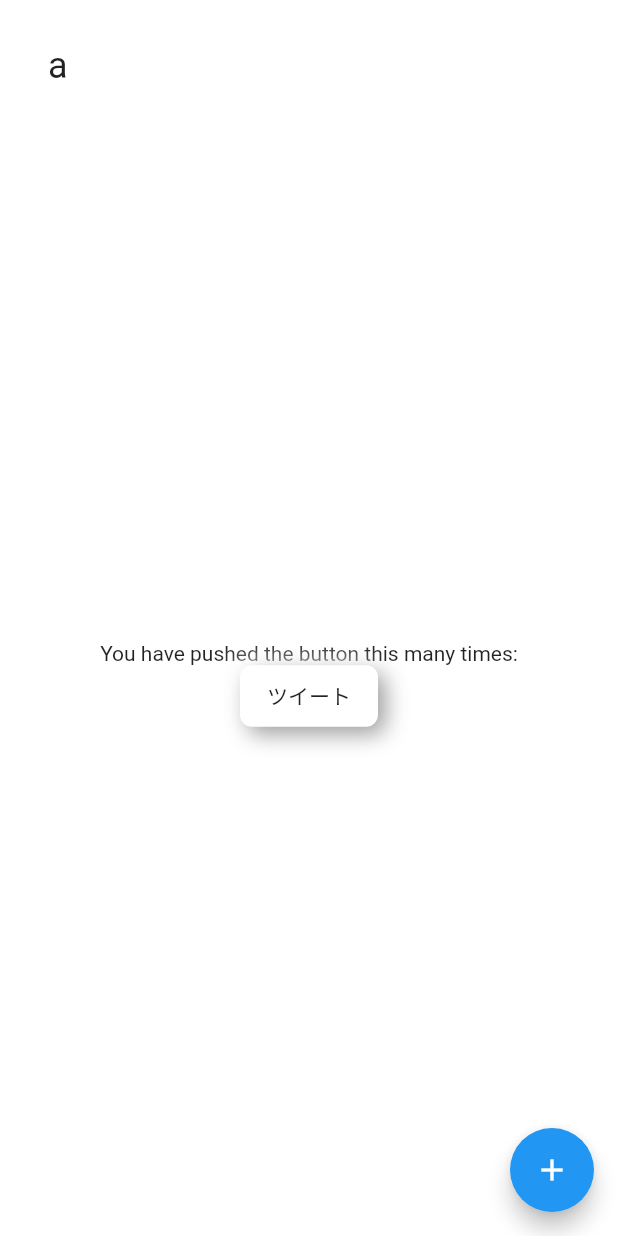
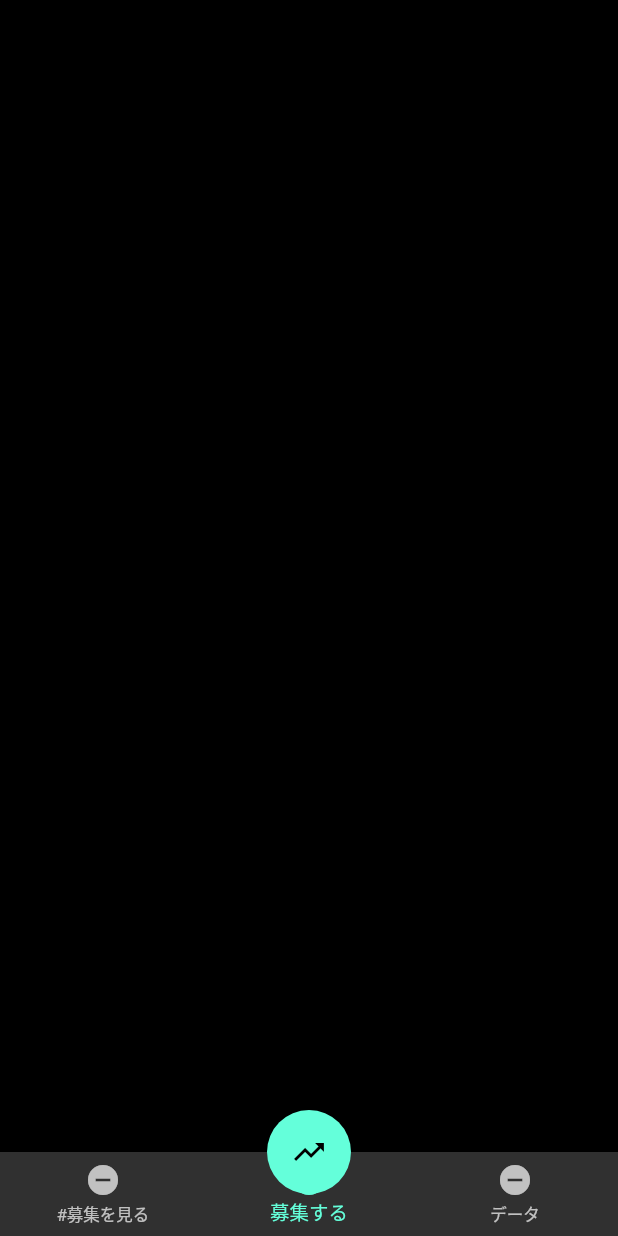
Before and after one commit to ioridev/sfv_lounge, a Flutter app: the screen it shows after launch, on a phone screen of 412 x 824 dp. Run offline on Flutter 3.47's test engine with Material 2 defaults, Android fonts, the light colour scheme and no system bars; drawn by our look-alikes of flutter_neumorphic.

Commit message:
画面遷移、ページ作成

```diff
--- a/lib/main.dart
+++ b/lib/main.dart
@@ -1,5 +1,5 @@
 import 'package:flutter/material.dart';
-import 'package:flutter_neumorphic/flutter_neumorphic.dart';
+import 'package:sfv_lounge/view/basepage.dart';
 
 void main() {
   runApp(MyApp());
@@ -8,61 +8,10 @@ void main() {
 class MyApp extends StatelessWidget {
   @override
   Widget build(BuildContext context) {
-    return NeumorphicApp(
+    return MaterialApp(
       title: 'Flutter Demo',
-      theme: NeumorphicThemeData(
-        baseColor: Color(0xFFFFFFFF),
-        lightSource: LightSource.topLeft,
-        depth: 10,
-      ),
-      darkTheme: NeumorphicThemeData(
-        baseColor: Color(0xFF3E3E3E),
-        lightSource: LightSource.topLeft,
-        depth: 6,
-      ),
-      home: MyHomePage(title: 'Flutter Demo Home Page'),
+      theme: ThemeData.dark(),
+      home: BasePage(),
     );
   }
 }
-
-class MyHomePage extends StatefulWidget {
-  MyHomePage({Key? key, required this.title}) : super(key: key);
-
-  final String title;
-
-  @override
-  _MyHomePageState createState() => _MyHomePageState();
-}
-
-class _MyHomePageState extends State<MyHomePage> {
-  void _incrementCounter() {
-    setState(() {});
-  }
-
-  @override
-  Widget build(BuildContext context) {
-    return Scaffold(
-      appBar: NeumorphicAppBar(
-        title: Text("a"),
-      ),
-      body: Center(
-        child: Column(
-          mainAxisAlignment: MainAxisAlignment.center,
-          children: <Widget>[
-            Text(
-              'You have pushed the button this many times:',
-            ),
-            NeumorphicButton(
-              child: Text('ツイート'),
-            )
-          ],
-        ),
-      ),
-      floatingActionButton: FloatingActionButton(
-        onPressed: _incrementCounter,
-        tooltip: 'Increment',
-        child: Icon(Icons.add),
-      ),
-    );
-  }
-}
--- /dev/null
+++ b/lib/view/basepage.dart
@@ -0,0 +1,89 @@
+import 'package:flutter/material.dart';
+import 'package:sfv_lounge/view/tagpage.dart';
+import 'package:sfv_lounge/view/tweetpage.dart';
+
+import 'datapage.dart';
+
+class BasePage extends StatefulWidget {
+  @override
+  createState() => _BasePageState();
+}
+
+// When using component stack
+class _BasePageState extends State<BasePage> {
+  int _index = 1;
+
+  @override
+  Widget build(BuildContext context) {
+    return Scaffold(
+      body: Stack(
+        children: <Widget>[
+          _buildOffstage(0, TagPage()),
+          _buildOffstage(1, TweetPage()),
+          _buildOffstage(2, DataPage()),
+        ],
+      ),
+      floatingActionButtonLocation: FloatingActionButtonLocation.centerDocked,
+      floatingActionButton: FloatingActionButton(
+        onPressed: () {
+          setState(() {
+            _index = 1;
+          });
+        },
+        child: Icon(
+          Icons.trending_up,
+          color: Colors.black,
+        ),
+        elevation: 0,
+      ),
+      bottomNavigationBar: BottomNavigationBar(
+        type: BottomNavigationBarType.fixed,
+        onTap: (int index) {
+          setState(() {
+            _index = index;
+          });
+        },
+        currentIndex: _index,
+        selectedFontSize: 13,
+        unselectedFontSize: 11,
+        items: [
+          BottomNavigationBarItem(
+            icon: Icon(
+              IconData(59621, fontFamily: 'MaterialIcons'),
+            ),
+            title: const Text(
+              '#募集を見る',
+            ),
+          ),
+          const BottomNavigationBarItem(
+            icon: Icon(
+              IconData(59621, fontFamily: 'MaterialIcons'),
+            ),
+            title: Text(
+              '募集する',
+            ),
+          ),
+          BottomNavigationBarItem(
+            icon: Icon(
+              IconData(59621, fontFamily: 'MaterialIcons'),
+            ),
+            title: const Text(
+              'データ',
+            ),
+          ),
+        ],
+      ),
+    );
+  }
+
+  // onstage view is only visible
+  Widget _buildOffstage(int index, Widget page) {
+    return Offstage(
+      offstage: index != _index,
+      child: TickerMode(
+        enabled: index == _index,
+        child: page,
+      ),
+    );
+  }
+}
--- /dev/null
+++ b/lib/view/tweetpage.dart
@@ -0,0 +1,25 @@
+import 'dart:async';
+
+import 'dart:convert';
+
+import 'package:flutter/material.dart';
+
+class TweetPage extends StatefulWidget {
+  @override
+  _TweetPageState createState() => _TweetPageState();
+}
+
+class _TweetPageState extends State<TweetPage> {
+  @override
+  void initState() {
+    super.initState();
+  }
+
+  @override
+  Widget build(BuildContext context) {
+    return Scaffold(
+      backgroundColor: Colors.black,
+      body: ListView(children: <Widget>[]),
+    );
+  }
+}
```
Also changed, not shown: lib/view/datapage.dart (added, +28 -0 lines), lib/view/tagpage.dart (added, +21 -0 lines).
